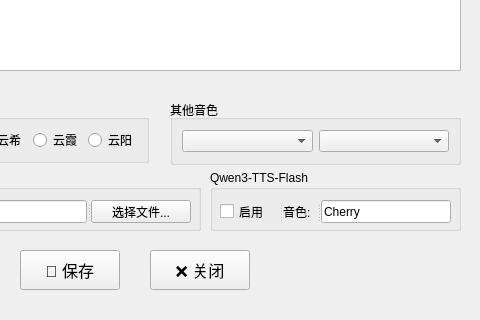
Qt form src/dialog.ui (johnsmith2078/edge-tts-gui) before a commit; both pictures show x 260 to 740 and y 260 to 580 of the 740 by 580 pixel window.
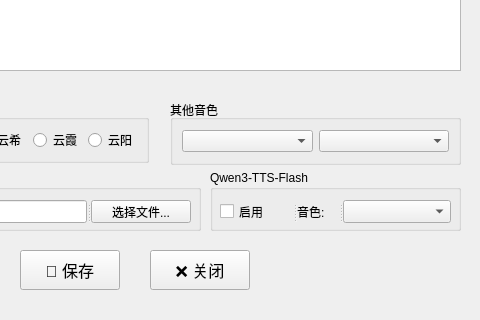
The same form after that commit.

Commit message: Replace QLineEdit with QComboBox for voice selection in dialog, adding multiple voice options and setting a default value. Update playback logic to use the selected voice from the combo box.

The edit to the form file:
```diff
--- a/src/dialog.ui
+++ b/src/dialog.ui
@@ -276,11 +276,7 @@
       <string>音色:</string>
      </property>
     </widget>
-    <widget class="QLineEdit" name="lineEditQwenVoice">
-     <property name="text">
-      <string>Cherry</string>
-     </property>
-    </widget>
+    <widget class="QComboBox" name="comboBoxQwenVoice"/>
    </widget>
   </widget>
  </widget>
```
The commit also changes 1 other file.
